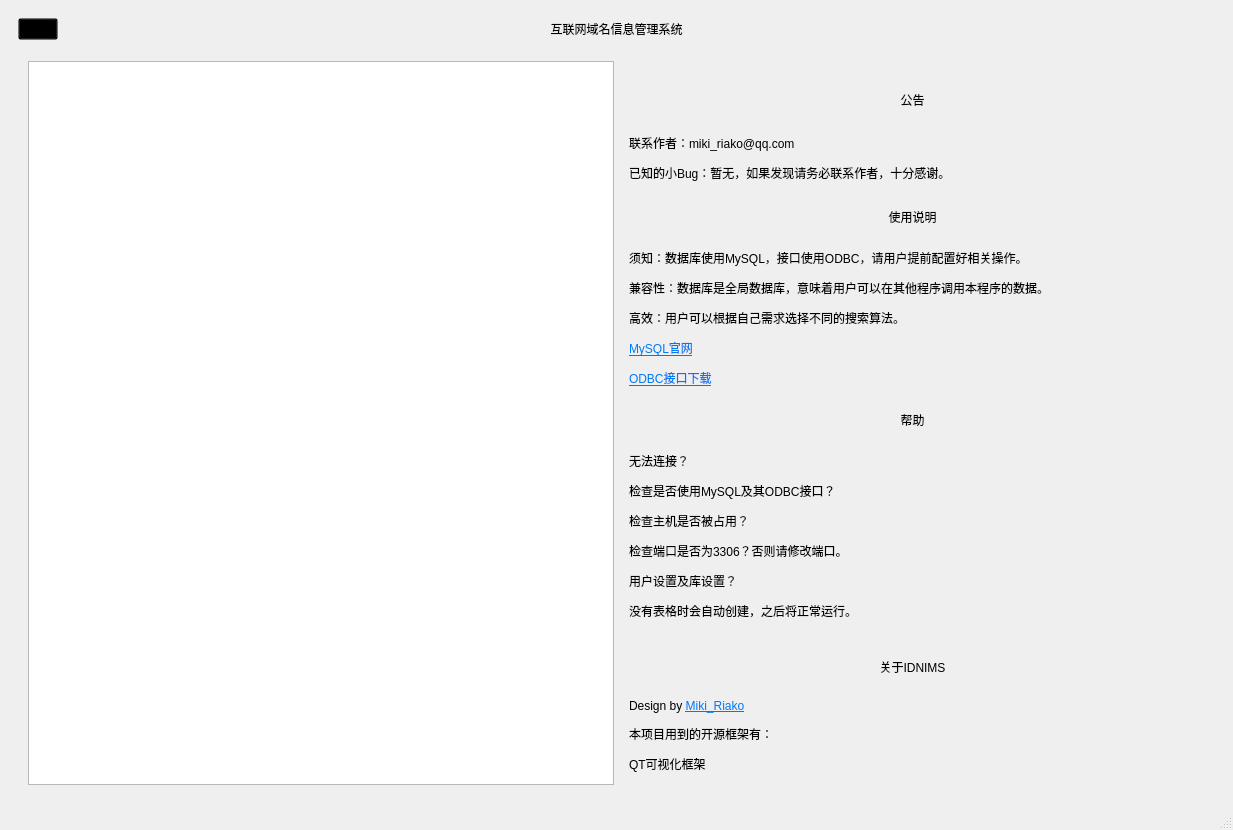
Before: the Qt Designer form src/IDNIMS.ui in Miki-Riako/Internet-Domain-Name-Information-Management-System, drawn with Qt 5.
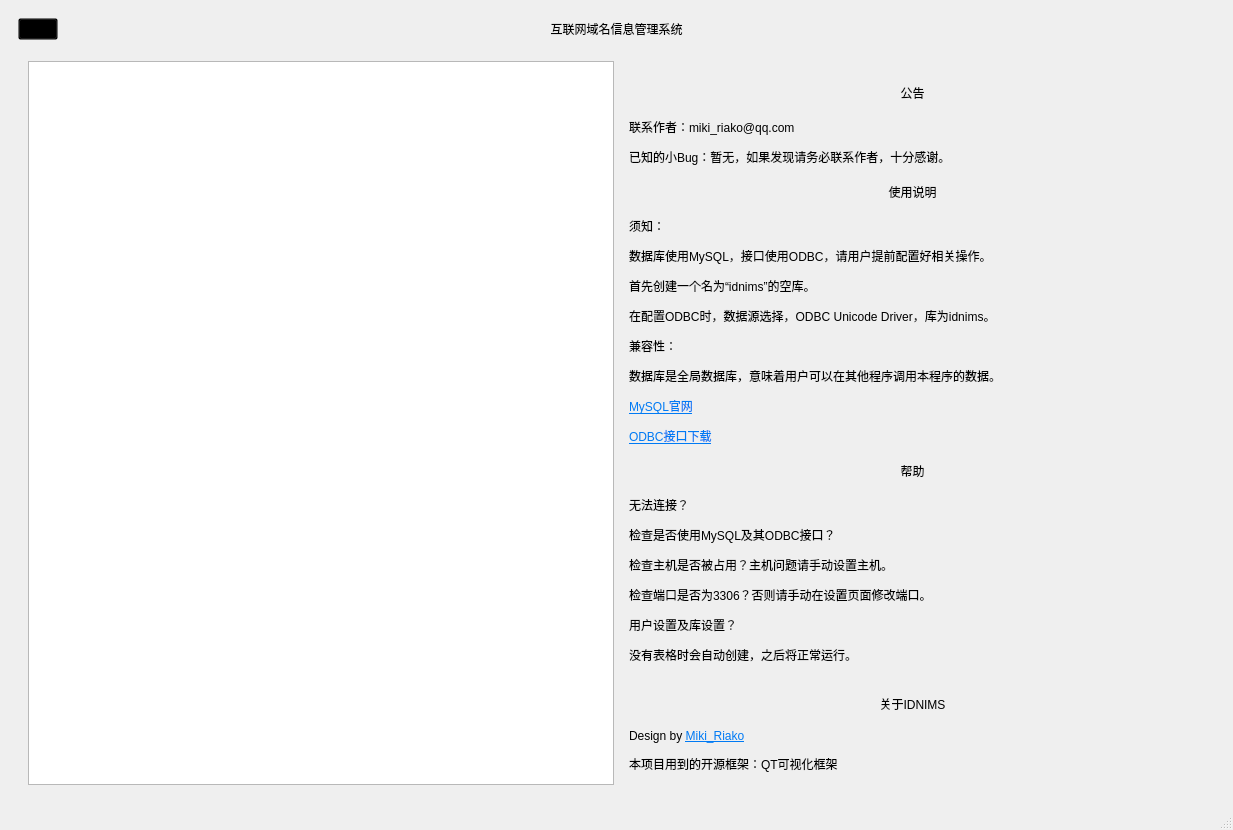
After: the same form once the commit is applied. The open tabs and pages were chosen to show the change. Icons and pictures are not drawn. Custom widgets are drawn as their Qt base class.

Commit message: modified something about ODBC

The edit to the form file:
```diff
--- a/src/IDNIMS.ui
+++ b/src/IDNIMS.ui
@@ -1253,7 +1253,7 @@
                 <string notr="true">font: 12pt &quot;Microsoft YaHei UI&quot;;</string>
                </property>
                <property name="text">
-                <string>&lt;html&gt;&lt;head/&gt;&lt;body&gt;&lt;p&gt;Design by &lt;a href=&quot;https://github.com/Miki-Riako&quot;&gt;&lt;span style=&quot; text-decoration: underline; color:#007af4;&quot;&gt;Miki_Riako&lt;/span&gt;&lt;/a&gt;&lt;/p&gt;&lt;p&gt;本项目用到的开源框架有：&lt;/p&gt;&lt;p&gt;QT可视化框架&lt;/p&gt;&lt;/body&gt;&lt;/html&gt;</string>
+                <string>&lt;html&gt;&lt;head/&gt;&lt;body&gt;&lt;p&gt;Design by &lt;a href=&quot;https://github.com/Miki-Riako&quot;&gt;&lt;span style=&quot; text-decoration: underline; color:#007af4;&quot;&gt;Miki_Riako&lt;/span&gt;&lt;/a&gt;&lt;/p&gt;&lt;p&gt;本项目用到的开源框架：QT可视化框架&lt;/p&gt;&lt;/body&gt;&lt;/html&gt;</string>
                </property>
                <property name="openExternalLinks">
                 <bool>true</bool>
@@ -1318,7 +1318,7 @@
                 <string notr="true">font: 12pt &quot;Microsoft YaHei UI&quot;;</string>
                </property>
                <property name="text">
-                <string>&lt;html&gt;&lt;head/&gt;&lt;body&gt;&lt;p&gt;须知：数据库使用MySQL，接口使用ODBC，请用户提前配置好相关操作。&lt;/p&gt;&lt;p&gt;兼容性：数据库是全局数据库，意味着用户可以在其他程序调用本程序的数据。&lt;/p&gt;&lt;p&gt;高效：用户可以根据自己需求选择不同的搜索算法。&lt;/p&gt;&lt;p&gt;&lt;a href=&quot;https://www.mysql.com/&quot;&gt;&lt;span style=&quot; text-decoration: underline; color:#007af4;&quot;&gt;MySQL官网&lt;/span&gt;&lt;/a&gt;&lt;/p&gt;&lt;p&gt;&lt;a href=&quot;https://dev.mysql.com/downloads/connector/odbc/&quot;&gt;&lt;span style=&quot; text-decoration: underline; color:#007af4;&quot;&gt;ODBC接口下载&lt;/span&gt;&lt;/a&gt;&lt;/p&gt;&lt;/body&gt;&lt;/html&gt;</string>
+                <string>&lt;html&gt;&lt;head/&gt;&lt;body&gt;&lt;p&gt;须知：&lt;/p&gt;&lt;p&gt;数据库使用MySQL，接口使用ODBC，请用户提前配置好相关操作。&lt;/p&gt;&lt;p&gt;首先创建一个名为“idnims”的空库。&lt;/p&gt;&lt;p&gt;在配置ODBC时，数据源选择，ODBC Unicode Driver，库为idnims。&lt;/p&gt;&lt;p&gt;兼容性：&lt;/p&gt;&lt;p&gt;数据库是全局数据库，意味着用户可以在其他程序调用本程序的数据。&lt;/p&gt;&lt;p&gt;&lt;a href=&quot;https://www.mysql.com/&quot;&gt;&lt;span style=&quot; text-decoration: underline; color:#007af4;&quot;&gt;MySQL官网&lt;/span&gt;&lt;/a&gt;&lt;/p&gt;&lt;p&gt;&lt;a href=&quot;https://dev.mysql.com/downloads/connector/odbc/&quot;&gt;&lt;span style=&quot; text-decoration: underline; color:#007af4;&quot;&gt;ODBC接口下载&lt;/span&gt;&lt;/a&gt;&lt;/p&gt;&lt;/body&gt;&lt;/html&gt;</string>
                </property>
                <property name="openExternalLinks">
                 <bool>true</bool>
@@ -1331,7 +1331,7 @@
                 <string notr="true">font: 12pt &quot;Microsoft YaHei UI&quot;;</string>
                </property>
                <property name="text">
-                <string>&lt;html&gt;&lt;head/&gt;&lt;body&gt;&lt;p&gt;无法连接？&lt;/p&gt;&lt;p&gt;检查是否使用MySQL及其ODBC接口？&lt;/p&gt;&lt;p&gt;检查主机是否被占用？&lt;/p&gt;&lt;p&gt;检查端口是否为3306？否则请修改端口。&lt;/p&gt;&lt;p&gt;用户设置及库设置？&lt;/p&gt;&lt;p&gt;没有表格时会自动创建，之后将正常运行。&lt;br/&gt;&lt;/p&gt;&lt;/body&gt;&lt;/html&gt;</string>
+                <string>&lt;html&gt;&lt;head/&gt;&lt;body&gt;&lt;p&gt;无法连接？&lt;/p&gt;&lt;p&gt;检查是否使用MySQL及其ODBC接口？&lt;/p&gt;&lt;p&gt;检查主机是否被占用？主机问题请手动设置主机。&lt;/p&gt;&lt;p&gt;检查端口是否为3306？否则请手动在设置页面修改端口。&lt;/p&gt;&lt;p&gt;用户设置及库设置？&lt;/p&gt;&lt;p&gt;没有表格时会自动创建，之后将正常运行。&lt;br/&gt;&lt;/p&gt;&lt;/body&gt;&lt;/html&gt;</string>
                </property>
               </widget>
              </item>
```
Left out of the diff: 2 changed lines with no effect on the pictures. The commit also changes 2 other files.
